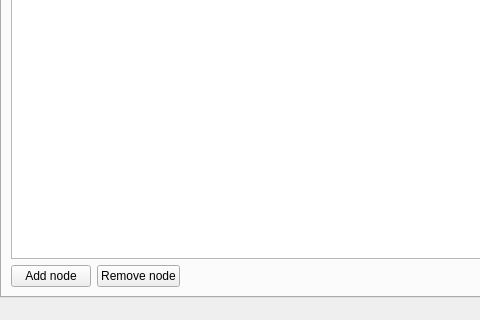
This is src/demogui/mapoverview.ui in henrikvs/nornetdemo as Qt 5 draws it before an edit; both pictures show x 0 to 480 and y 602 to 922 of the 933 by 922 pixel window. The edited form follows.
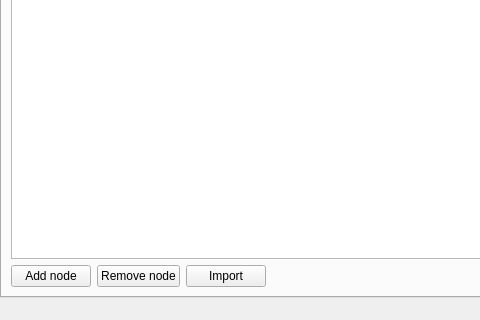
This is the edited form. The open tabs and pages were chosen to show the change. Icons and pictures are not drawn. Custom widgets are drawn as their Qt base class.

```diff
--- a/src/demogui/mapoverview.ui
+++ b/src/demogui/mapoverview.ui
@@ -313,6 +313,13 @@
             </property>
            </widget>
           </item>
+          <item>
+           <widget class="QPushButton" name="importButton">
+            <property name="text">
+             <string>Import</string>
+            </property>
+           </widget>
+          </item>
           <item>
            <spacer name="horizontalSpacer">
             <property name="orientation">
```
Left out of the diff: 2 changed lines with no effect on the pictures.
